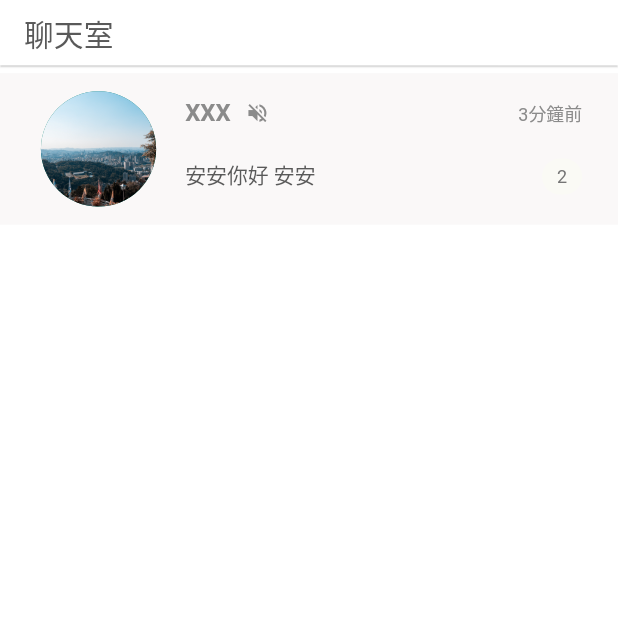
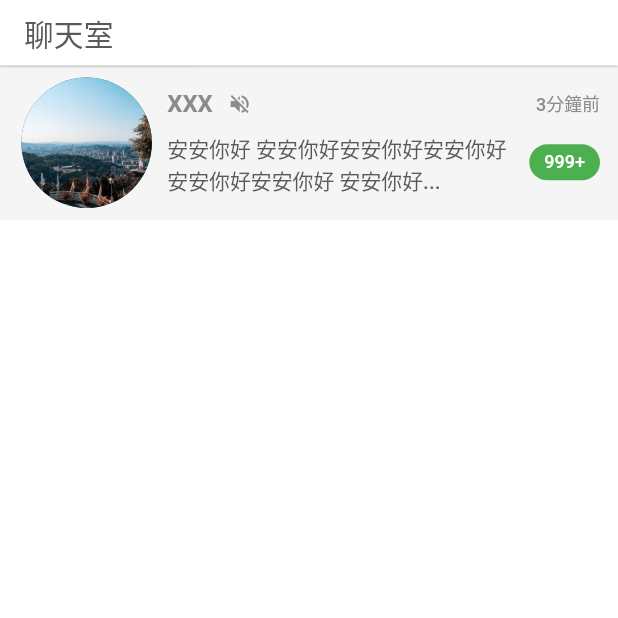
Before and after one commit to royfuwei/flutter-app-prototype, a Flutter app: the ChatListPage screen opened by its route, on a phone screen of 412 x 824 dp, the top half of it. Run offline on Flutter 3.47's test engine with Material 2 defaults, Android fonts, the phone set to English and light mode, and no system bars; our stand-ins replace dio, extended_image, firebase_core, firebase_messaging, flutter_slidable, gallery_saver and 12 more; missing offline and left inert: icofont_flutter, image_pickers, photo_manager; accounts and stored records are empty.

Commit message:
[feat] chat list item widget

```diff
--- a/lib/core/chat/pages/chat_list.page.dart
+++ b/lib/core/chat/pages/chat_list.page.dart
@@ -1,6 +1,7 @@
 import 'package:flutter/material.dart';
 import 'package:seeks_app_prototype/configs/size_config.dart';
 import 'package:seeks_app_prototype/constants.dart';
+import 'package:seeks_app_prototype/core/chat/widgets/chat_list_item.widget.dart';
 
 class ChatListPage extends StatefulWidget {
   static String routeName = "/chat_list";
@@ -20,136 +21,12 @@ class _ChatListPageState extends State<ChatListPage> {
             appBar: appBar(),
             body: ListView(
               children: [
-                VerticalSpacing(
-                  of: 5,
-                ),
-                messageItem(),
+                ChatListItemWidget(),
               ],
             ),
           ),
         ),
       ],
-    );
-  }
-
-  messageItem() {
-    return Container(
-      width: MediaQuery.of(context).size.width,
-      height: getProportionateScreenHeight(context, 100),
-      color: colorBarWhite,
-      child: Padding(
-        padding: EdgeInsets.symmetric(
-          vertical: getProportionateScreenHeight(context, 12),
-          horizontal: getProportionateScreenWidth(context, 16),
-        ),
-        child: Row(
-          children: [
-            messageItemImage(),
-            messageItemInfo(),
-          ],
-        ),
-      ),
-    );
-  }
-
-  messageItemImage() {
-    return GestureDetector(
-      onTap: () {},
-      child: CircleAvatar(
-        backgroundImage: AssetImage("assets/images/splash_1.jpg"),
-        maxRadius: getProportionateScreenWidth(context, 50),
-      ),
-    );
-  }
-
-  messageItemInfo() {
-    return Expanded(
-      child: GestureDetector(
-        onTap: () {},
-        /* child: Container(
-          color: Colors.amber,
-        ), */
-        child: Padding(
-          padding: EdgeInsets.only(
-            top: 5,
-            bottom: 8,
-            left: 8,
-            right: 8,
-          ),
-          child: Column(
-            mainAxisAlignment: MainAxisAlignment.spaceBetween,
-            crossAxisAlignment: CrossAxisAlignment.start,
-            children: [
-              Row(
-                mainAxisAlignment: MainAxisAlignment.spaceBetween,
-                children: [
-                  Row(
-                    children: [
-                      Text(
-                        "XXX",
-                        style: TextStyle(
-                          color: colorFont03,
-                          fontWeight: FontWeight.bold,
-                          fontSize: getProportionateScreenWidth(context, 16),
-                        ),
-                      ),
-                      Padding(
-                        padding: EdgeInsets.symmetric(
-                          horizontal: getProportionateScreenWidth(context, 10),
-                        ),
-                        child: Icon(
-                          Icons.volume_off,
-                          size: getProportionateScreenWidth(context, 16),
-                          color: colorFont03,
-                        ),
-                      )
-                    ],
-                  ),
-                  Text(
-                    "3分鐘前",
-                    textAlign: TextAlign.end,
-                    style: TextStyle(
-                      color: colorFont03,
-                      fontSize: getProportionateScreenWidth(context, 12),
-                    ),
-                  ),
-                ],
-              ),
-              Row(
-                mainAxisAlignment: MainAxisAlignment.spaceBetween,
-                crossAxisAlignment: CrossAxisAlignment.start,
-                children: [
-                  Text(
-                    "安安你好 安安",
-                    textAlign: TextAlign.end,
-                    style: TextStyle(
-                      color: colorFont02,
-                      fontSize: getProportionateScreenWidth(context, 14),
-                    ),
-                  ),
-                  Container(
-                    padding: EdgeInsets.symmetric(
-                      vertical: 5,
-                      horizontal: 10,
-                    ),
-                    // color: bgMainColor,
-                    decoration: BoxDecoration(
-                      borderRadius: BorderRadius.circular(20),
-                      color: bgMainColor,
-                    ),
-                    child: Text(
-                      "2",
-                      style: TextStyle(
-                        fontSize: 12,
-                      ),
-                    ),
-                  ),
-                ],
-              ),
-            ],
-          ),
-        ),
-      ),
     );
   }
 
--- /dev/null
+++ b/lib/core/chat/widgets/chat_list_item.widget.dart
@@ -0,0 +1,191 @@
+import 'package:flutter/material.dart';
+import 'package:seeks_app_prototype/configs/size_config.dart';
+import 'package:seeks_app_prototype/constants.dart';
+
+class ChatListItemWidget extends StatelessWidget {
+  static String routeName = "/chat_list_item_widget";
+  const ChatListItemWidget({Key? key}) : super(key: key);
+
+  @override
+  Widget build(BuildContext context) {
+    return Center(
+      child: body(context),
+    );
+  }
+
+  body(BuildContext context) {
+    return chatListItem(context);
+  }
+
+  chatListItem(BuildContext context) {
+    return TextButton(
+      onPressed: () {
+        print("body");
+      },
+      child: Container(
+        padding: EdgeInsets.only(left: 8, top: 8, bottom: 8, right: 8),
+        color: Colors.grey.shade100,
+        alignment: Alignment.center,
+        constraints: BoxConstraints(
+          maxHeight: MediaQuery.of(context).size.width / 4,
+        ),
+        child: Row(
+          children: [
+            chatItemUserImage(context),
+            Expanded(
+              child: chatItemInfo(context),
+            ),
+          ],
+        ),
+      ),
+    );
+  }
+
+  chatItemUserImage(BuildContext context) {
+    return GestureDetector(
+      onTap: () {
+        print("chatItemUserImage");
+      },
+      child: CircleAvatar(
+        backgroundImage: AssetImage("assets/images/splash_1.jpg"),
+        maxRadius: getProportionateScreenWidth(context, 50),
+      ),
+    );
+  }
+
+  chatItemInfo(BuildContext context) {
+    return Container(
+      // color: Colors.amber.shade100,
+      child: Row(
+        children: [
+          Expanded(
+            child: chatItemInfoStart(context),
+          ),
+          chatItemInfoEnd(context),
+        ],
+      ),
+    );
+  }
+
+  chatItemInfoStart(BuildContext context) {
+    return Container(
+      padding: EdgeInsets.only(bottom: 8, top: 8, left: 4, right: 8),
+      // color: Colors.amber.shade100,
+      child: Column(
+        mainAxisAlignment: MainAxisAlignment.spaceBetween,
+        crossAxisAlignment: CrossAxisAlignment.start,
+        children: [
+          chatItemInfoTitle(context),
+          chatItemInfoContent(context),
+          // Container(),
+        ],
+      ),
+    );
+  }
+
+  chatItemInfoTitle(BuildContext context) {
+    return Container(
+      child: Row(
+        children: [
+          chatItemInfoTitleName(context),
+          chatItemInfoTitleStatus(context),
+        ],
+      ),
+    );
+  }
+
+  chatItemInfoTitleName(BuildContext context) {
+    return Container(
+      child: Text(
+        "XXX",
+        style: TextStyle(
+          color: colorFont03,
+          fontWeight: FontWeight.bold,
+          fontSize: getProportionateScreenWidth(context, 16),
+        ),
+      ),
+    );
+  }
+
+  chatItemInfoTitleStatus(BuildContext context) {
+    return Container(
+      child: Row(
+        children: [
+          Padding(
+            padding: EdgeInsets.symmetric(
+              horizontal: getProportionateScreenWidth(context, 10),
+            ),
+            child: Icon(
+              Icons.volume_off,
+              size: getProportionateScreenWidth(context, 16),
+              color: colorFont03,
+            ),
+          ),
+        ],
+      ),
+    );
+  }
+
+  chatItemInfoContent(BuildContext context) {
+    return Container(
+      width: MediaQuery.of(context).size.width,
+      child: Text(
+        "安安你好 安安你好安安你好安安你好安安你好安安你好 安安你好... ",
+        textAlign: TextAlign.start,
+        style: TextStyle(
+          color: colorFont02,
+          fontSize: getProportionateScreenWidth(context, 14),
+        ),
+      ),
+    );
+  }
+
+  chatItemInfoEnd(BuildContext context) {
+    return Container(
+      padding: EdgeInsets.only(top: 8, right: 4),
+      child: Column(
+        mainAxisAlignment: MainAxisAlignment.spaceBetween,
+        crossAxisAlignment: CrossAxisAlignment.end,
+        children: [
+          chatItemInfoEndTime(context),
+          chatItemInfoEndUnReadCount(context),
+          Container(),
+        ],
+      ),
+    );
+  }
+
+  chatItemInfoEndTime(BuildContext context) {
+    return Container(
+      child: Text(
+        "3分鐘前",
+        textAlign: TextAlign.end,
+        style: TextStyle(
+          color: colorFont03,
+          fontSize: getProportionateScreenWidth(context, 12),
+        ),
+      ),
+    );
+  }
+
+  chatItemInfoEndUnReadCount(BuildContext context) {
+    return Container(
+      padding: EdgeInsets.symmetric(
+        vertical: 5,
+        horizontal: 10,
+      ),
+      // color: bgMainColor,
+      decoration: BoxDecoration(
+        borderRadius: BorderRadius.circular(20),
+        color: Colors.green,
+      ),
+      child: Text(
+        "999+",
+        style: TextStyle(
+          fontSize: 12,
+          color: Colors.white,
+        ),
+      ),
+    );
+  }
+}
--- a/lib/core/home/pages/home.page.dart
+++ b/lib/core/home/pages/home.page.dart
@@ -64,28 +64,6 @@ class _HomePageState extends State<HomePage> {
     );
   }
 
-  getStartActionMenu(int index) {
-    return [
-      SlidableAction(
-        onPressed: (_) {
-          // deleteListItem(index);
-        },
-        backgroundColor: Color(0xFFFE4A49),
-        foregroundColor: Colors.white,
-        icon: Icons.delete,
-        label: '刪除',
-      ),
-      SlidableAction(
-        // onPressed: doNothing,
-        onPressed: (_) {},
-        backgroundColor: Color(0xFF21B7CA),
-        foregroundColor: Colors.white,
-        icon: Icons.share,
-        label: '分享',
-      ),
-    ];
-  }
-
   appBar() {
     return AppBar(
       elevation: 0,
--- a/lib/infrastructures/develop/components/app_listVew.dart
+++ b/lib/infrastructures/develop/components/app_listVew.dart
@@ -3,6 +3,7 @@ import 'package:get/get.dart';
 import 'package:seeks_app_prototype/core/captcha/pages/captcha.page.dart';
 import 'package:seeks_app_prototype/core/chat/pages/chat.page.dart';
 import 'package:seeks_app_prototype/core/chat/widgets/chat_bubble.widget.dart';
+import 'package:seeks_app_prototype/core/chat/widgets/chat_list_item.widget.dart';
 import 'package:seeks_app_prototype/core/dating/pages/dating_add_info.page.dart';
 import 'package:seeks_app_prototype/core/dating/pages/dating_info.page.dart';
 import 'package:seeks_app_prototype/core/dating/pages/dating_add_images.page.dart';
--- a/lib/infrastructures/develop/components/widget_listVew.dart
+++ b/lib/infrastructures/develop/components/widget_listVew.dart
@@ -130,5 +130,12 @@ abc""",
         Get.to(() => UserInfoListTitleWidget());
       },
     ),
+    ListTile(
+      leading: new CircleAvatar(child: Icon(Icons.chrome_reader_mode)),
+      title: Text(ChatListItemWidget.routeName),
+      onTap: () {
+        Get.to(() => ChatListItemWidget());
+      },
+    ),
   ];
 }
```
